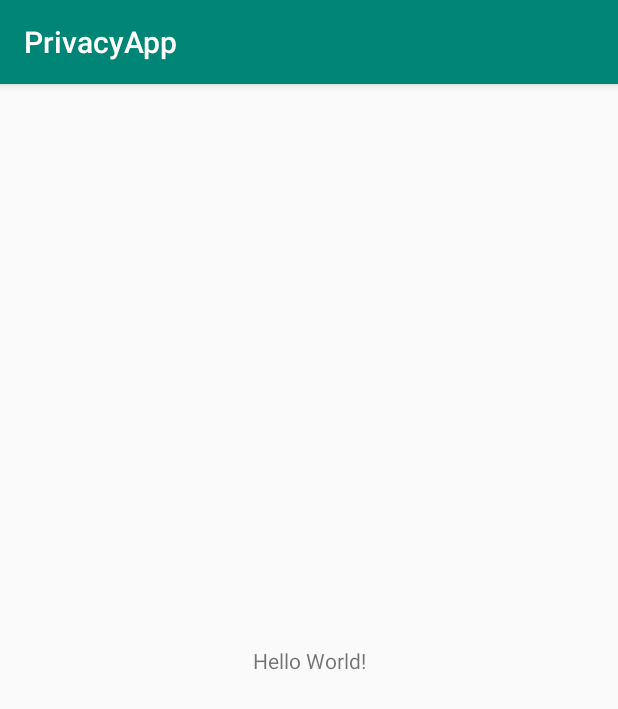
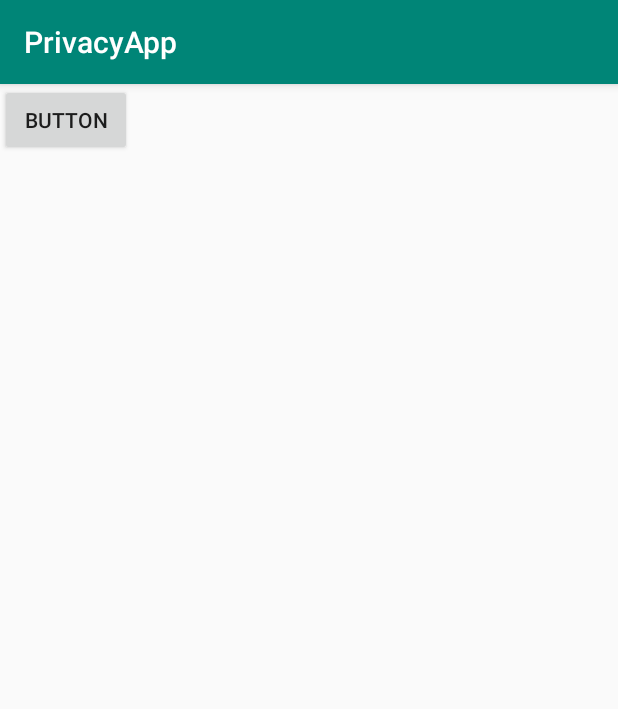
Before and after one commit to emiltang/SEMProject2019, an Android app: the screen it shows after launch (MainActivity), on a phone screen of 412 x 824 dp. Shown: the top 709 px of the screen. Run offline under Robolectric (Android 15) with nearby library versions, the phone set to English and light mode, and no system bars.

```diff
--- a/app/src/main/res/layout/activity_main.xml
+++ b/app/src/main/res/layout/activity_main.xml
@@ -1,18 +1,16 @@
 <?xml version="1.0" encoding="utf-8"?>
 <androidx.constraintlayout.widget.ConstraintLayout xmlns:android="http://schemas.android.com/apk/res/android"
-    xmlns:app="http://schemas.android.com/apk/res-auto"
     xmlns:tools="http://schemas.android.com/tools"
     android:layout_width="match_parent"
     android:layout_height="match_parent"
     tools:context=".MainActivity">
 
-    <TextView
+    <Button
+        android:id="@+id/startButton"
         android:layout_width="wrap_content"
         android:layout_height="wrap_content"
-        android:text="Hello World!"
-        app:layout_constraintBottom_toBottomOf="parent"
-        app:layout_constraintLeft_toLeftOf="parent"
-        app:layout_constraintRight_toRightOf="parent"
-        app:layout_constraintTop_toTopOf="parent" />
-
+        android:onClick="onClickStart"
+        android:text="Button"
+        tools:layout_editor_absoluteX="164dp"
+        tools:layout_editor_absoluteY="346dp" />
 </androidx.constraintlayout.widget.ConstraintLayout>
```
Also changed, not shown: app/build.gradle (+5 -4 lines), app/src/main/AndroidManifest.xml (+10 -0 lines), app/src/main/java/com/example/privacyapp/MainActivity.kt (+24 -0 lines), app/src/main/java/com/example/privacyapp/NetworkAnalyzerVpnService.kt (added, +91 -0 lines).
